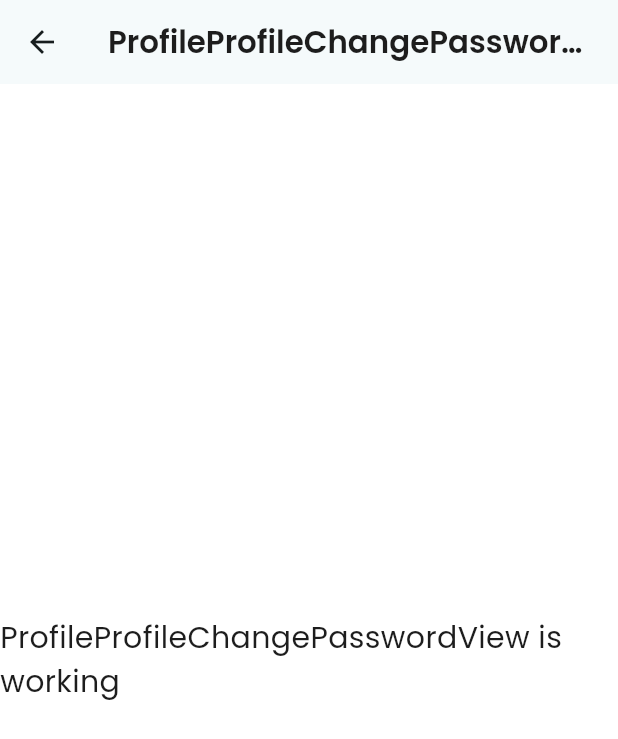
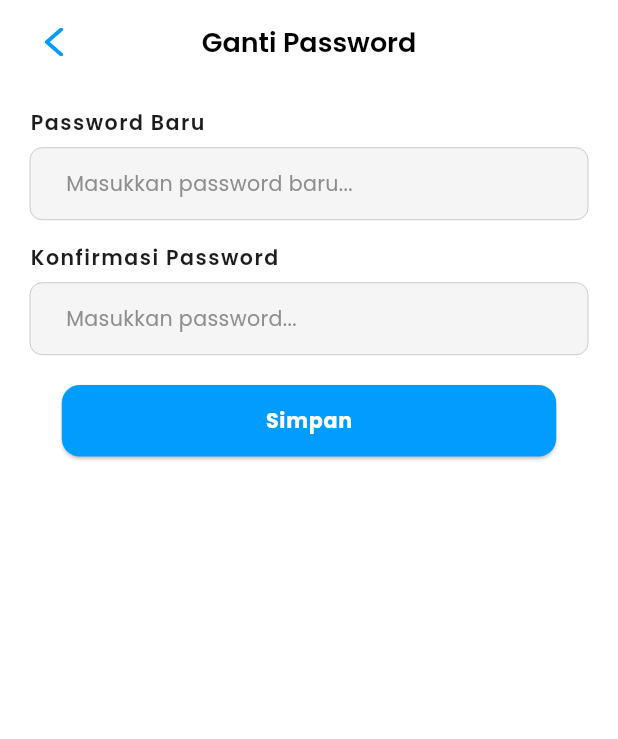
Before and after one commit to bimantaratirta/BPR-PMS-FE, a Flutter app: the ProfileProfileChangePasswordView screen opened by its route, on a phone screen of 412 x 824 dp. Shown: the top 739 px of the screen. Run offline on Flutter 3.47's test engine with Material 3 defaults, Android fonts, the phone set to English and light mode, and no system bars; our stand-ins replace device_preview, dropdown_button2, flutter_screenutil, flutter_svg, get, get_storage and 1 more; accounts and stored records are empty.

Commit message:
feat: change password view

```diff
--- a/lib/app/modules/profile/_profile_change_password/controllers/profile_profile_change_password_controller.dart
+++ b/lib/app/modules/profile/_profile_change_password/controllers/profile_profile_change_password_controller.dart
@@ -1,23 +1,14 @@
+import 'package:flutter/material.dart';
 import 'package:get/get.dart';
 
 class ProfileProfileChangePasswordController extends GetxController {
-  //TODO: Implement ProfileProfileChangePasswordController
-
-  final count = 0.obs;
-  @override
-  void onInit() {
-    super.onInit();
-  }
-
-  @override
-  void onReady() {
-    super.onReady();
-  }
+  final TextEditingController newPasswordController = TextEditingController();
+  final TextEditingController confirmNewPasswordController = TextEditingController();
 
   @override
   void onClose() {
+    newPasswordController.dispose();
+    confirmNewPasswordController.dispose();
     super.onClose();
   }
-
-  void increment() => count.value++;
 }
--- a/lib/app/modules/profile/_profile_change_password/views/profile_profile_change_password_view.dart
+++ b/lib/app/modules/profile/_profile_change_password/views/profile_profile_change_password_view.dart
@@ -1,23 +1,112 @@
+import 'package:bpr_pms/app/common/constant/app_colors.dart';
+import 'package:bpr_pms/app/common/constant/assets.dart';
+import 'package:bpr_pms/app/widgets/build_custom_text_form_field.dart';
 import 'package:flutter/material.dart';
+import 'package:flutter_screenutil/flutter_screenutil.dart';
+import 'package:flutter_svg/flutter_svg.dart';
 
 import 'package:get/get.dart';
 
 import '../controllers/profile_profile_change_password_controller.dart';
 
-class ProfileProfileChangePasswordView
-    extends GetView<ProfileProfileChangePasswordController> {
+class ProfileProfileChangePasswordView extends GetView<ProfileProfileChangePasswordController> {
   const ProfileProfileChangePasswordView({super.key});
   @override
   Widget build(BuildContext context) {
     return Scaffold(
       appBar: AppBar(
-        title: const Text('ProfileProfileChangePasswordView'),
+        title: Text(
+          'Ganti Password',
+          style: Get.textTheme.titleLarge!.copyWith(fontWeight: FontWeight.w600, color: Colors.black, fontSize: 18),
+        ),
         centerTitle: true,
+        backgroundColor: Colors.white,
+        automaticallyImplyLeading: false,
+        leading: Padding(
+          padding: const EdgeInsets.only(left: 16.0),
+          child: IconButton(
+            icon: SvgPicture.asset(height: 16.h, IconAssets.chevronLeft, color: MainColor.blueNormal),
+            onPressed: () {
+              Navigator.pop(context);
+            },
+          ),
+        ),
+        titleSpacing: 4,
       ),
-      body: const Center(
-        child: Text(
-          'ProfileProfileChangePasswordView is working',
-          style: TextStyle(fontSize: 20),
+      body: Padding(
+        padding: EdgeInsets.only(left: 20, right: 20, top: 0, bottom: 25),
+        child: SingleChildScrollView(
+          child: Align(
+            alignment: Alignment.center,
+            child: Column(
+              crossAxisAlignment: CrossAxisAlignment.center,
+              mainAxisAlignment: MainAxisAlignment.center,
+              children: [
+                SizedBox(height: Get.size.height * 0.02),
+                Column(
+                  crossAxisAlignment: CrossAxisAlignment.center,
+                  mainAxisAlignment: MainAxisAlignment.center,
+                  children: [
+                    Column(
+                      crossAxisAlignment: CrossAxisAlignment.start,
+                      mainAxisAlignment: MainAxisAlignment.center,
+                      children: [
+                        Text(
+                          "Password Baru",
+                          style: Get.textTheme.labelMedium!.copyWith(letterSpacing: 1, fontWeight: FontWeight.w600),
+                        ),
+                        SizedBox(height: 8),
+                        BuildCustomTextFormField(
+                          hintText: "Masukkan password baru...",
+                          controller: controller.newPasswordController,
+                          maxLines: 1,
+                          isReadOnly: false,
+                          isEnable: true,
+                          withInputFormatter: false,
+                        ),
+                        SizedBox(height: 16),
+                        Text(
+                          "Konfirmasi Password",
+                          style: Get.textTheme.labelMedium!.copyWith(letterSpacing: 1, fontWeight: FontWeight.w600),
+                        ),
+                        SizedBox(height: 8),
+                        BuildCustomTextFormField(
+                          hintText: "Masukkan password...",
+                          controller: controller.confirmNewPasswordController,
+                          maxLines: 1,
+                          isReadOnly: false,
+                          isEnable: true,
+                          withInputFormatter: false,
+                        ),
+                      ],
+                    ),
+                    SizedBox(height: 20),
+                    Align(
+                      alignment: Alignment.center,
+                      child: SizedBox(
+                        width: Get.size.width * 0.80,
+                        child: ElevatedButton(
+                          style: ElevatedButton.styleFrom(
+                            backgroundColor: MainColor.blueNormal,
+                            shape: RoundedRectangleBorder(borderRadius: BorderRadius.circular(12)),
+                            padding: const EdgeInsets.symmetric(vertical: 14, horizontal: 18),
+                          ),
+                          onPressed: () {},
+                          child: Text(
+                            "Simpan",
+                            style: Get.textTheme.labelMedium!.copyWith(
+                              color: SecondaryColor.white,
+                              fontWeight: FontWeight.bold,
+                            ),
+                          ),
+                        ),
+                      ),
+                    ),
+                  ],
+                ),
+              ],
+            ),
+          ),
         ),
       ),
     );
```
